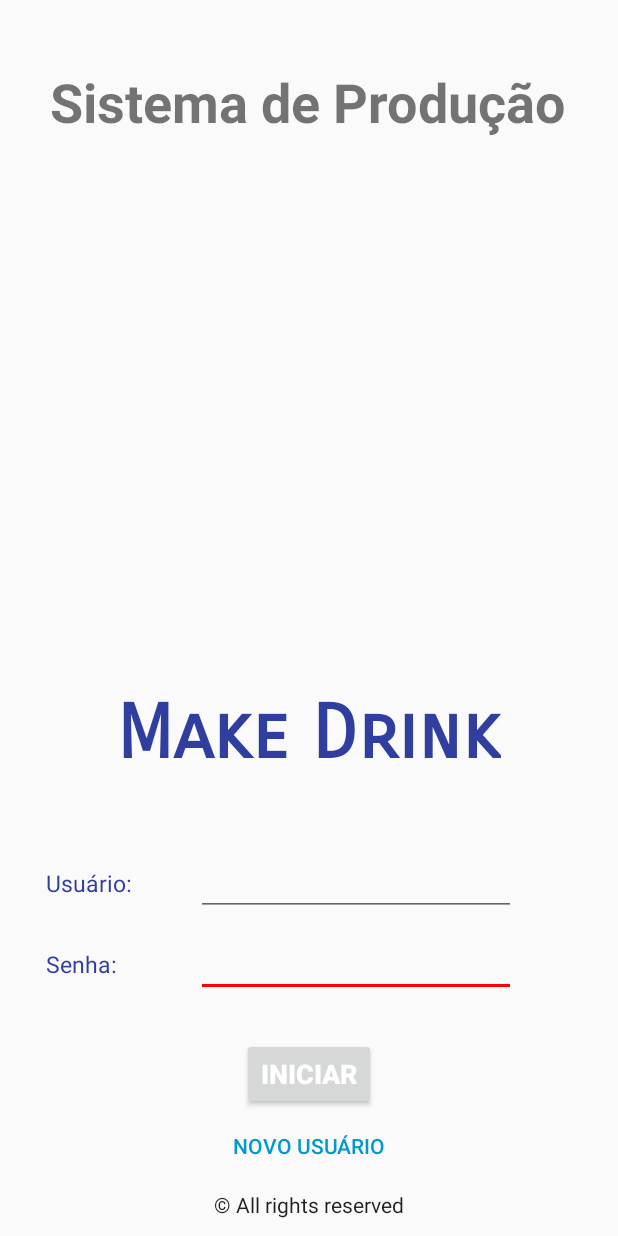
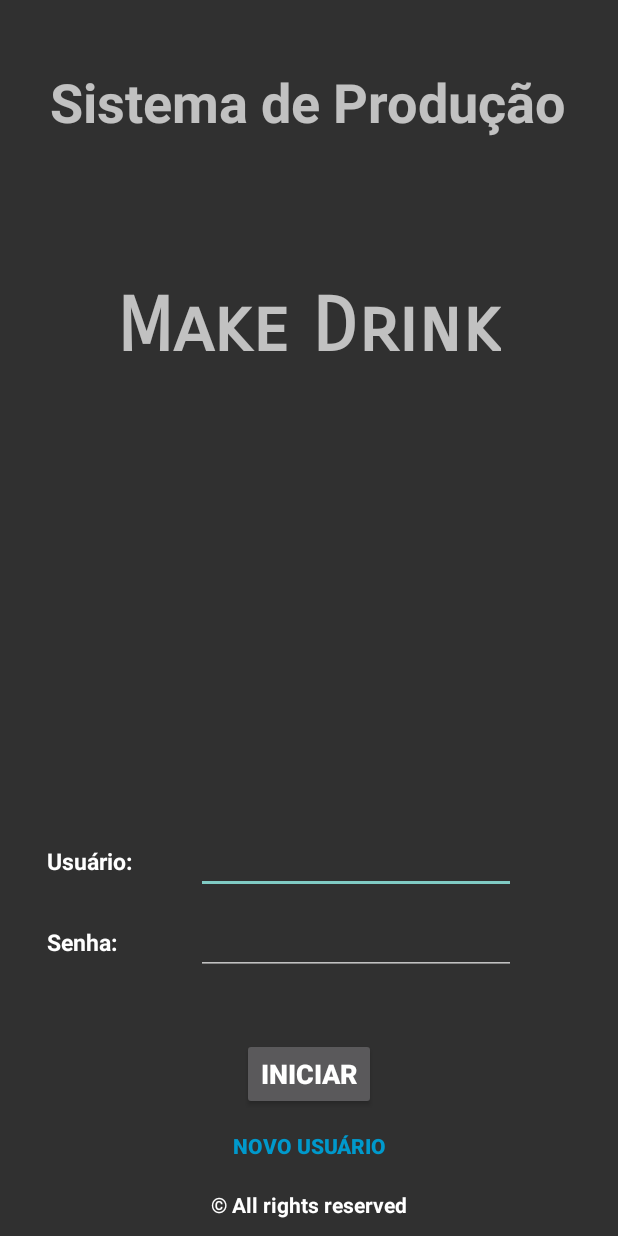
Before and after one commit to andersonseibert/TrabalhoSemestral, an Android app: the screen it shows after launch (LoginActivity), on a phone screen of 412 x 824 dp. Run offline under Robolectric (Android 15) with nearby library versions, the phone set to English and light mode, and no system bars.

Commit message:
No Commit Message

```diff
--- a/app/src/main/AndroidManifest.xml
+++ b/app/src/main/AndroidManifest.xml
@@ -7,7 +7,7 @@
         android:label="@string/app_name"
         android:roundIcon="@mipmap/ic_launcher_round"
         android:supportsRtl="true"
-        android:theme="@style/AppTheme">
+        android:theme="@style/EstiloTelaLogin">
         <activity android:name="com.br.trabalhosemestral.view.LoginActivity">
             <intent-filter>
                 <action android:name="android.intent.action.MAIN" />
@@ -19,7 +19,7 @@
         <activity
             android:name="com.br.trabalhosemestral.view.MenuActivity"
             android:label="@string/title_activity_menu"
-            android:theme="@style/AppTheme.NoActionBar">
+            android:theme="@style/EstiloAplicativo.NoActionBar">
 
         </activity>
         <activity android:name="com.br.trabalhosemestral.model.Estoque">
--- a/app/src/main/res/layout/login_layout.xml
+++ b/app/src/main/res/layout/login_layout.xml
@@ -6,7 +6,7 @@
     android:visibility="visible">
 
     <TextView
-        android:id="@+id/textViewtITULO"
+        android:id="@+id/textViewTitulo"
         android:layout_width="wrap_content"
         android:layout_height="wrap_content"
         android:layout_alignParentTop="true"
@@ -16,20 +16,37 @@
         android:textAlignment="center"
         android:textSize="36sp"
         android:textStyle="bold" />
-
     <TextView
         android:id="@+id/textView5"
         android:layout_width="wrap_content"
         android:layout_height="wrap_content"
-        android:layout_above="@+id/edtLogin"
+        android:layout_below="@+id/textViewTitulo"
         android:layout_centerHorizontal="true"
-        android:layout_marginBottom="46dp"
+        android:layout_marginTop="95dp"
         android:fontFamily="sans-serif-smallcaps"
         android:text="Make Drink"
-        android:textColor="?attr/actionModeSplitBackground"
         android:textSize="50sp"
         android:textStyle="bold" />
-
+    <TextView
+        android:id="@+id/textViewUsuario"
+        android:layout_width="wrap_content"
+        android:layout_height="wrap_content"
+        android:layout_above="@+id/edtSenha"
+        android:layout_alignStart="@+id/textViewSenha"
+        android:layout_marginBottom="20dp"
+        android:text="Usuário:"
+        android:textStyle="bold"
+        android:textColor="@color/colorBranco"
+        android:textSize="15sp" />
+    <EditText
+        android:id="@+id/edtLogin"
+        android:layout_width="wrap_content"
+        android:layout_height="wrap_content"
+        android:layout_alignBaseline="@+id/textViewUsuario"
+        android:layout_alignBottom="@+id/textViewUsuario"
+        android:layout_alignStart="@+id/edtSenha"
+        android:ems="10"
+        android:inputType="text" />
     <Button
         android:id="@+id/buttonIniciar"
         style="@android:style/Widget.DeviceDefault.Button"
@@ -46,49 +63,37 @@
         android:onClick="FazerLogin"
         android:layout_above="@+id/textView3"
         android:layout_centerHorizontal="true" />
-
+    <TextView
+        android:id="@+id/textViewSenha"
+        android:layout_width="wrap_content"
+        android:layout_height="wrap_content"
+        android:text="Senha:"
+        android:textSize="15sp"
+        android:textStyle="bold"
+        android:textColor="@color/colorBranco"
+        android:layout_alignBaseline="@+id/edtSenha"
+        android:layout_alignBottom="@+id/edtSenha"
+        android:layout_toStartOf="@+id/textView5" />
     <EditText
         android:id="@+id/edtSenha"
         android:layout_width="wrap_content"
         android:layout_height="wrap_content"
         android:layout_alignBottom="@+id/buttonIniciar"
         android:layout_alignParentEnd="true"
-        android:layout_marginBottom="75dp"
+        android:layout_marginBottom="90dp"
         android:layout_marginEnd="68dp"
         android:ems="10"
         android:inputType="textPassword" />
-
-    <TextView
-        android:id="@+id/textViewSenha"
-        android:layout_width="wrap_content"
+    <Button
+        android:id="@+id/textView27"
+        style="@style/BotaoSemBorda"
+        android:layout_width="match_parent"
         android:layout_height="wrap_content"
-        android:text="Senha:"
-        android:textColor="@color/colorPrimaryDark"
-        android:textSize="15sp"
-        android:layout_alignBaseline="@+id/edtSenha"
-        android:layout_alignBottom="@+id/edtSenha"
-        android:layout_toStartOf="@+id/textView5" />
-
-    <TextView
-        android:id="@+id/textViewUsuario"
-        android:layout_width="wrap_content"
-        android:layout_height="wrap_content"
-        android:layout_above="@+id/edtSenha"
-        android:layout_alignStart="@+id/textViewSenha"
-        android:layout_marginBottom="20dp"
-        android:text="Usuário:"
-        android:textColor="@color/colorPrimaryDark"
-        android:textSize="15sp" />
-
-    <EditText
-        android:id="@+id/edtLogin"
-        android:layout_width="wrap_content"
-        android:layout_height="wrap_content"
-        android:layout_alignBaseline="@+id/textViewUsuario"
-        android:layout_alignBottom="@+id/textViewUsuario"
-        android:layout_alignStart="@+id/edtSenha"
-        android:ems="10"
-        android:inputType="textPassword" />
+        android:layout_below="@+id/edtSenha"
+        android:onClick="AbrirCadastroUsuario"
+        android:text="Novo usuário"
+        android:textStyle="bold"
+        android:textColor="@android:color/holo_blue_dark" />
 
     <TextView
         android:id="@+id/textView3"
@@ -97,18 +102,9 @@
         android:layout_alignParentBottom="true"
         android:layout_centerHorizontal="true"
         android:layout_marginBottom="11dp"
+        android:textStyle="bold"
+        android:textColor="@color/colorBranco"
         android:text="© All rights reserved"
-        android:textColor="?attr/actionMenuTextColor" />
-
-    <Button
-        android:id="@+id/textView27"
-        style="@style/Widget.AppCompat.Button.Borderless"
-        android:layout_width="wrap_content"
-        android:layout_height="wrap_content"
-        android:layout_alignEnd="@+id/textView3"
-        android:layout_below="@+id/edtSenha"
-        android:onClick="AbrirCadastroUsuario"
-        android:text="Novo usuário"
-        android:textColor="@android:color/holo_blue_dark" />
+        />
 
 </RelativeLayout>
--- a/app/src/main/res/values/colors.xml
+++ b/app/src/main/res/values/colors.xml
@@ -3,4 +3,5 @@
     <color name="colorPrimary">#3F51B5</color>
     <color name="colorPrimaryDark">#303f9f</color>
     <color name="colorAccent">#ff0004</color>
+    <color name="colorBranco">#ffffff</color>
 </resources>
--- a/app/src/main/res/values/styles.xml
+++ b/app/src/main/res/values/styles.xml
@@ -1,14 +1,14 @@
 <resources>
 
     <!-- Base application theme. -->
-    <style name="AppTheme" parent="Theme.AppCompat.Light.DarkActionBar">
+    <style name="EstiloAplicativo" parent="Theme.AppCompat.Light.DarkActionBar">
         <!-- Customize your theme here. -->
         <item name="colorPrimary">@color/colorPrimary</item>
         <item name="colorPrimaryDark">@color/colorPrimaryDark</item>
         <item name="colorAccent">@color/colorAccent</item>
     </style>
 
-    <style name="AppTheme.NoActionBar">
+    <style name="EstiloAplicativo.NoActionBar">
         <item name="windowActionBar">false</item>
         <item name="windowNoTitle">true</item>
     </style>
@@ -17,4 +17,6 @@
 
     <style name="AppTheme.PopupOverlay" parent="ThemeOverlay.AppCompat.Light" />
 
+    <style name="EstiloTelaLogin" parent="Theme.AppCompat.NoActionBar"></style>
+    <style name="BotaoSemBorda" parent="Widget.AppCompat.Button.Borderless"></style>
 </resources>
```
Also changed, not shown: app/src/main/res/layout/cadastrousuario_layout.xml (+11 -1 lines), app/src/main/res/layout/estoque.xml (+14 -2 lines), app/src/main/res/layout/menuprincipal_layout.xml (added, +43 -0 lines), app/src/main/res/layout/producao.xml (+33 -9 lines), app/src/main/ic_produzir-web.png (added), app/src/main/res/mipmap-hdpi/ic_produzir.png (added), app/src/main/res/mipmap-mdpi/ic_produzir.png (added), app/src/main/res/mipmap-xhdpi/ic_produzir.png (added), app/src/main/res/mipmap-xxhdpi/ic_produzir.png (added), app/src/main/res/mipmap-xxxhdpi/ic_produzir.png (added).
